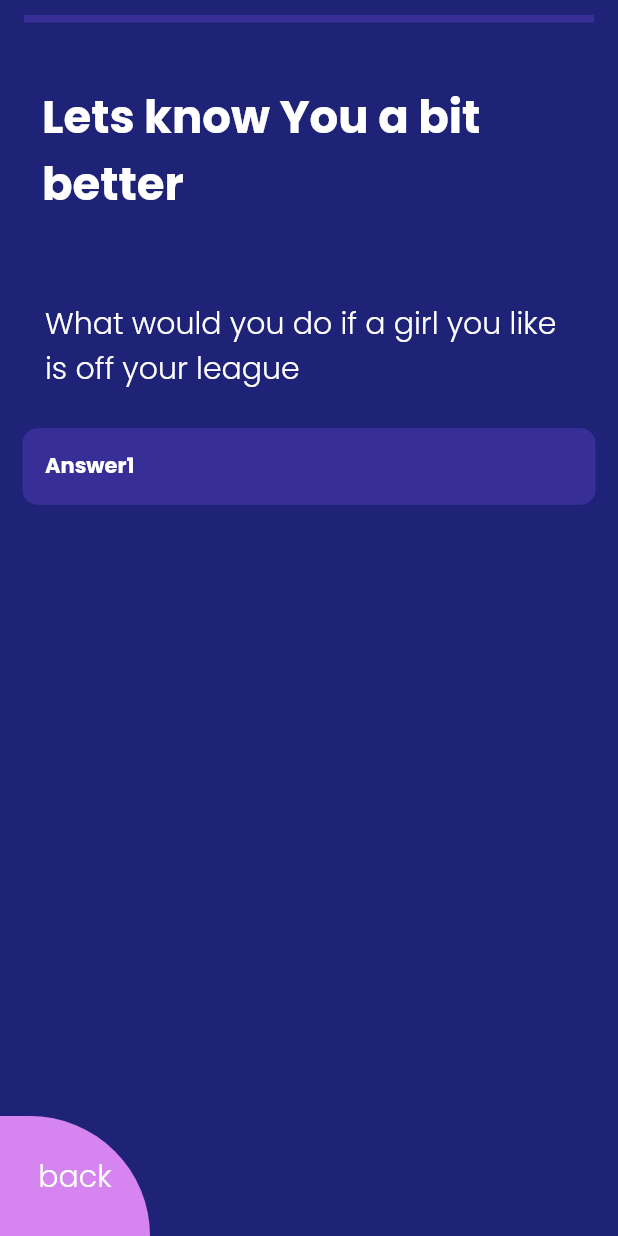
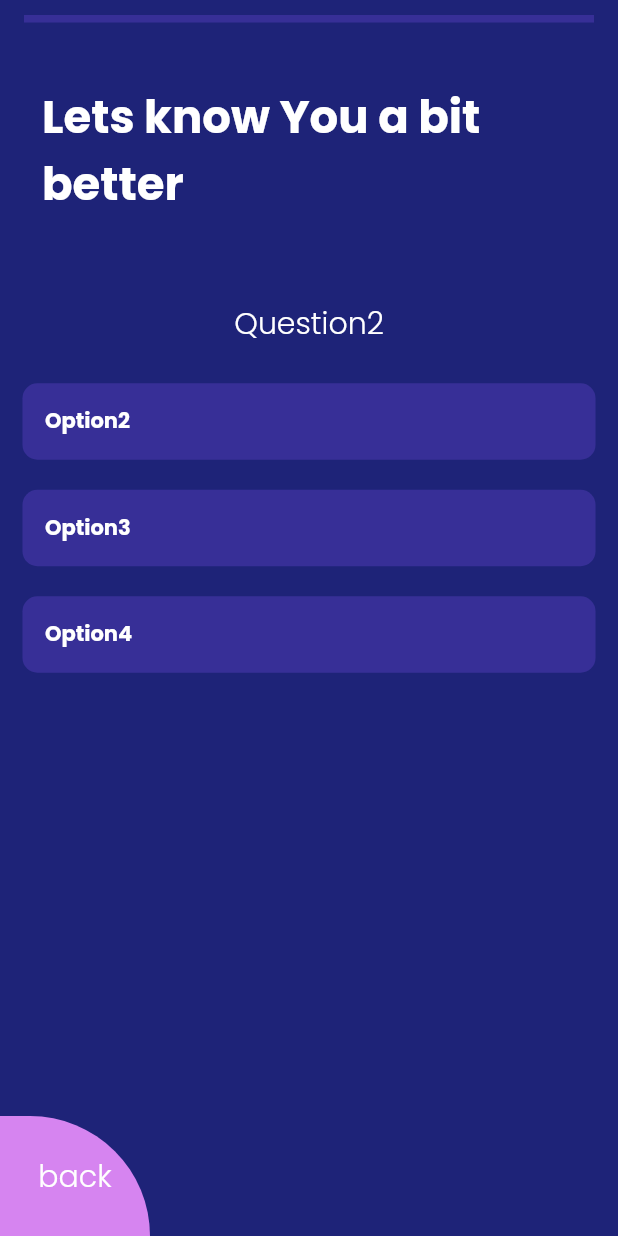
Before and after one commit to rituraj2000/resonate2k21, a Flutter app: the RescueQuiz screen opened directly, on a phone screen of 412 x 824 dp. Run offline on Flutter 3.47's test engine with Material 2 defaults, Android fonts, the phone set to English and light mode, and no system bars; our stand-ins replace carousel_slider, font_awesome_flutter; missing offline and left inert: flutter_phone_direct_caller.

Commit message:
Rescue_Questions added

```diff
--- a/lib/Screens/Screens/RescueSession/RescueQuiz.dart
+++ b/lib/Screens/Screens/RescueSession/RescueQuiz.dart
@@ -1,7 +1,9 @@
 import 'package:flutter/material.dart';
 import 'package:mentprism/ReusableAssets/Progress_Bar.dart';
 import 'package:mentprism/ReusableAssets/rounded_BackButton.dart';
+import 'package:mentprism/Screens/Screens/Journal_Page/questions_Journal.dart';
 import 'package:mentprism/const.dart';
+import 'Resque_Quiz_Questions.dart';
 
 class RescueQuiz extends StatefulWidget {
   @override
@@ -9,6 +11,10 @@ class RescueQuiz extends StatefulWidget {
 }
 
 class _RescueQuizState extends State<RescueQuiz> {
+  Quiz quiz = Quiz();
+  int current_index = 0;
+  int net_Poit = 0;
+
   @override
   Widget build(BuildContext context) {
     return Scaffold(
@@ -22,26 +28,23 @@ class _RescueQuizState extends State<RescueQuiz> {
               children: [
                 Progress_Tab(),
                 Top_Heading(),
-                Padding(
-                  padding:
-                      const EdgeInsets.symmetric(vertical: 15, horizontal: 30),
-                  child: Text(
-                    'What would you do if a girl you like is off your league',
-                    style: whitecolorLight20,
-                  ),
+                Quiz_Question(quiz: quiz),
+                Answer_Button(
+                  quiz: quiz,
+                  option_number: 0,
+                  ontap: () {
+                    setState(() {
+                      current_index++;
+                    });
+                  },
                 ),
-                Container(
-                  margin: EdgeInsets.symmetric(horizontal: 15, vertical: 10),
-                  alignment: Alignment.centerLeft,
-                  width: double.infinity,
-                  padding: EdgeInsets.all(15),
-                  decoration: BoxDecoration(
-                      color: secondaryBlue,
-                      borderRadius: BorderRadius.all(Radius.circular(10))),
-                  child: Text(
-                    'Answer1',
-                    style: whitecolorBold14,
-                  ),
+                Answer_Button(
+                  quiz: quiz,
+                  option_number: 1,
+                ),
+                Answer_Button(
+                  quiz: quiz,
+                  option_number: 2,
                 ),
               ],
             ),
@@ -53,7 +56,54 @@ class _RescueQuizState extends State<RescueQuiz> {
   }
 }
 
+class Answer_Button extends StatelessWidget {
+  Answer_Button({this.quiz, this.option_number, this.ontap});
+  final Quiz quiz;
+  final int option_number;
+  final Function ontap;
+
+  @override
+  Widget build(BuildContext context) {
+    return GestureDetector(
+      onTap: ontap,
+      child: Container(
+        margin: EdgeInsets.symmetric(horizontal: 15, vertical: 10),
+        alignment: Alignment.centerLeft,
+        width: double.infinity,
+        padding: EdgeInsets.all(15),
+        decoration: BoxDecoration(
+            color: secondaryBlue,
+            borderRadius: BorderRadius.all(Radius.circular(10))),
+        child: Text(
+          quiz.quiz_Question[0].options[option_number].option,
+          style: whitecolorBold14,
+        ),
+      ),
+    );
+  }
+}
+
 // Widgets
+
+class Quiz_Question extends StatelessWidget {
+  const Quiz_Question({
+    Key key,
+    @required this.quiz,
+  }) : super(key: key);
+
+  final Quiz quiz;
+
+  @override
+  Widget build(BuildContext context) {
+    return Padding(
+      padding: const EdgeInsets.symmetric(vertical: 15, horizontal: 30),
+      child: Text(
+        quiz.quiz_Question[1].question,
+        style: whitecolorLight20,
+      ),
+    );
+  }
+}
 
 //Headings
 class Top_Heading extends StatelessWidget {
--- a/lib/Screens/Screens/RescueSession/Resque_Quiz_Questions.dart
+++ b/lib/Screens/Screens/RescueSession/Resque_Quiz_Questions.dart
@@ -0,0 +1,63 @@
+class Quiz {
+  List<quiz_question> quiz_Question = [
+    quiz_question(
+      question: 'Question1',
+      options: [
+        quiz_option(
+          option: 'Option2',
+          point: 2,
+        ),
+        quiz_option(
+          option: 'Option3',
+          point: 3,
+        ),
+        quiz_option(
+          option: 'Option4',
+          point: 1,
+        ),
+      ],
+    ),
+    quiz_question(
+      question: 'Question2',
+      options: [
+        quiz_option(
+          option: 'Option2',
+          point: 5,
+        ),
+        quiz_option(
+          option: 'Option3',
+          point: 7,
+        ),
+        quiz_option(
+          option: 'Option4',
+          point: 2,
+        ),
+      ],
+    ),
+  ];
+}
+/*
+*
+*
+*
+ */
+
+class quiz_question {
+  quiz_question({this.question, this.options});
+
+  String question;
+
+  List<quiz_option> options;
+}
+
+/*
+*
+*
+* */
+
+class quiz_option {
+  quiz_option({this.option, this.point});
+
+  String option;
+  int point;
+}
```
